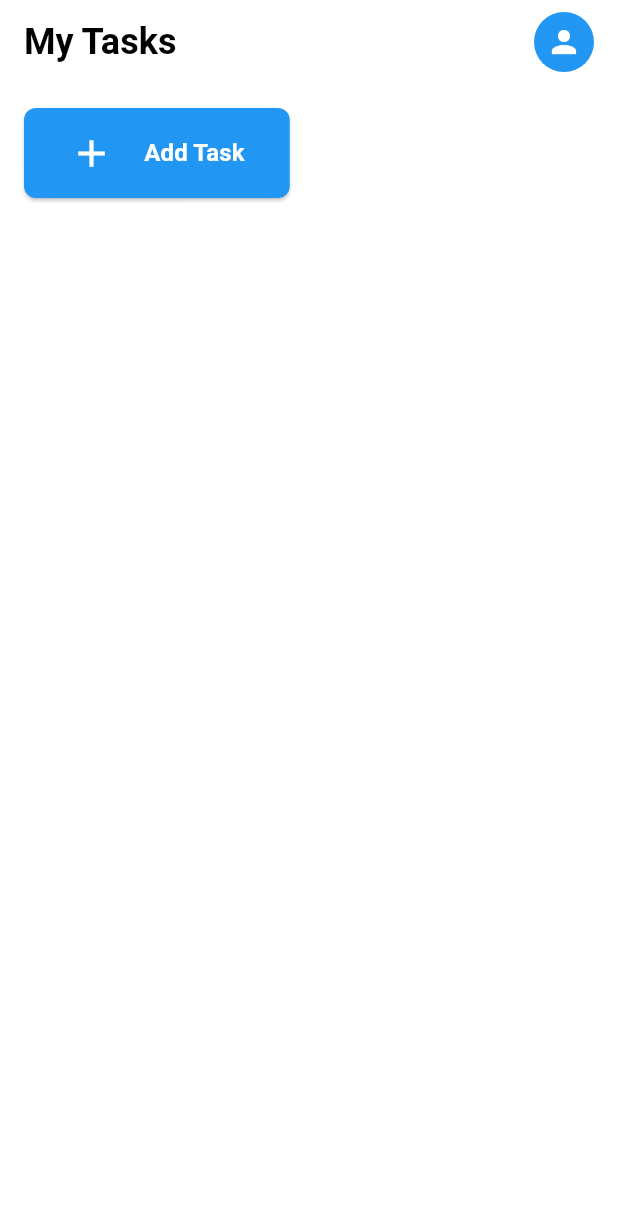
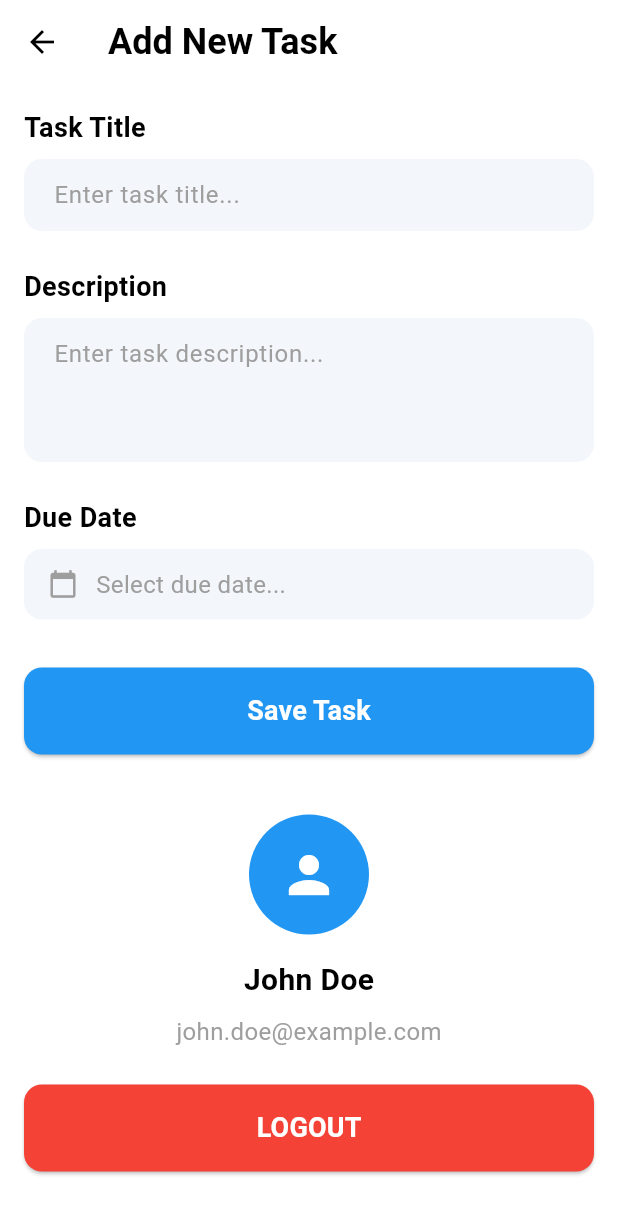
Before and after one commit to Shehab-adel/todo_app, a Flutter app: the TasksScreen screen opened by its route, after a tap on "Add Task", on a phone screen of 412 x 824 dp. Shown: the top 1214 px of the screen. Run offline on Flutter 3.47's test engine with Material 3 defaults, Android fonts, the phone set to English and light mode, and no system bars.

Commit message:
Add AddNewTaskScreen with complete form and user profile
- Created comprehensive task creation form with title, description, and date picker
- Added navigation from tasks screen to add new task screen
- Implemented user profile section with avatar, name, email, and logout button
- Added grey cursor styling for all text fields
- Made content scrollable to prevent UI overflow
- Updated app routes to include new screen

```diff
--- /dev/null
+++ b/lib/add_new_task_screen.dart
@@ -0,0 +1,262 @@
+import 'package:flutter/material.dart';
+
+class AddNewTaskScreen extends StatefulWidget {
+  const AddNewTaskScreen({Key? key}) : super(key: key);
+
+  @override
+  State<AddNewTaskScreen> createState() => _AddNewTaskScreenState();
+}
+
+class _AddNewTaskScreenState extends State<AddNewTaskScreen> {
+  final TextEditingController _taskController = TextEditingController();
+  final TextEditingController _descriptionController = TextEditingController();
+  DateTime? _selectedDate;
+
+  @override
+  Widget build(BuildContext context) {
+    return Scaffold(
+      backgroundColor: Colors.white,
+      appBar: AppBar(
+        title: const Text(
+          'Add New Task',
+          style: TextStyle(
+            fontWeight: FontWeight.bold,
+            color: Colors.black,
+            fontSize: 24,
+          ),
+        ),
+        backgroundColor: Colors.white,
+        elevation: 0,
+        leading: IconButton(
+          icon: const Icon(
+            Icons.arrow_back,
+            color: Colors.black,
+          ),
+          onPressed: () {
+            Navigator.pop(context);
+          },
+        ),
+      ),
+      body: SingleChildScrollView(
+        padding: const EdgeInsets.all(16.0),
+        child: Column(
+          crossAxisAlignment: CrossAxisAlignment.start,
+          children: [
+            const Text(
+              'Task Title',
+              style: TextStyle(
+                fontSize: 18,
+                fontWeight: FontWeight.bold,
+                color: Colors.black,
+              ),
+            ),
+            const SizedBox(height: 8),
+            TextField(
+              controller: _taskController,
+              cursorColor: Colors.grey,
+              decoration: InputDecoration(
+                hintText: 'Enter task title...',
+                hintStyle: const TextStyle(color: Colors.grey),
+                filled: true,
+                fillColor: const Color(0xFFF3F6FA),
+                border: OutlineInputBorder(
+                  borderRadius: BorderRadius.circular(12),
+                  borderSide: BorderSide.none,
+                ),
+                contentPadding: const EdgeInsets.symmetric(
+                  horizontal: 16,
+                  vertical: 12,
+                ),
+              ),
+              style: const TextStyle(
+                color: Colors.black,
+                fontSize: 16,
+              ),
+            ),
+            const SizedBox(height: 24),
+            const Text(
+              'Description',
+              style: TextStyle(
+                fontSize: 18,
+                fontWeight: FontWeight.bold,
+                color: Colors.black,
+              ),
+            ),
+            const SizedBox(height: 8),
+            TextField(
+              controller: _descriptionController,
+              maxLines: 3,
+              cursorColor: Colors.grey,
+              decoration: InputDecoration(
+                hintText: 'Enter task description...',
+                hintStyle: const TextStyle(color: Colors.grey),
+                filled: true,
+                fillColor: const Color(0xFFF3F6FA),
+                border: OutlineInputBorder(
+                  borderRadius: BorderRadius.circular(12),
+                  borderSide: BorderSide.none,
+                ),
+                contentPadding: const EdgeInsets.symmetric(
+                  horizontal: 16,
+                  vertical: 12,
+                ),
+              ),
+              style: const TextStyle(
+                color: Colors.black,
+                fontSize: 16,
+              ),
+            ),
+            const SizedBox(height: 24),
+            const Text(
+              'Due Date',
+              style: TextStyle(
+                fontSize: 18,
+                fontWeight: FontWeight.bold,
+                color: Colors.black,
+              ),
+            ),
+            const SizedBox(height: 8),
+            GestureDetector(
+              onTap: () async {
+                final DateTime? picked = await showDatePicker(
+                  context: context,
+                  initialDate: DateTime.now(),
+                  firstDate: DateTime.now(),
+                  lastDate: DateTime.now().add(const Duration(days: 365)),
+                );
+                if (picked != null && picked != _selectedDate) {
+                  setState(() {
+                    _selectedDate = picked;
+                  });
+                }
+              },
+              child: Container(
+                width: double.infinity,
+                padding: const EdgeInsets.symmetric(
+                  horizontal: 16,
+                  vertical: 12,
+                ),
+                decoration: BoxDecoration(
+                  color: const Color(0xFFF3F6FA),
+                  borderRadius: BorderRadius.circular(12),
+                ),
+                child: Row(
+                  children: [
+                    const Icon(
+                      Icons.calendar_today,
+                      color: Colors.grey,
+                      size: 20,
+                    ),
+                    const SizedBox(width: 12),
+                    Text(
+                      _selectedDate == null
+                          ? 'Select due date...'
+                          : '${_selectedDate!.day}/${_selectedDate!.month}/${_selectedDate!.year}',
+                      style: TextStyle(
+                        color:
+                            _selectedDate == null ? Colors.grey : Colors.black,
+                        fontSize: 16,
+                      ),
+                    ),
+                  ],
+                ),
+              ),
+            ),
+            const SizedBox(height: 32),
+            SizedBox(
+              width: double.infinity,
+              child: ElevatedButton(
+                onPressed: () {
+                  if (_taskController.text.isNotEmpty) {
+                    // TODO: Save task logic here
+                    Navigator.pop(context);
+                  }
+                },
+                style: ElevatedButton.styleFrom(
+                  backgroundColor: Colors.blue,
+                  padding: const EdgeInsets.symmetric(vertical: 16),
+                  shape: RoundedRectangleBorder(
+                    borderRadius: BorderRadius.circular(12),
+                  ),
+                ),
+                child: const Text(
+                  'Save Task',
+                  style: TextStyle(
+                    color: Colors.white,
+                    fontSize: 18,
+                    fontWeight: FontWeight.bold,
+                  ),
+                ),
+              ),
+            ),
+            const SizedBox(height: 40),
+            Center(
+              child: Column(
+                children: [
+                  const CircleAvatar(
+                    radius: 40,
+                    backgroundColor: Colors.blue,
+                    child: Icon(
+                      Icons.person,
+                      color: Colors.white,
+                      size: 40,
+                    ),
+                  ),
+                  const SizedBox(height: 16),
+                  const Text(
+                    'John Doe',
+                    style: TextStyle(
+                      fontSize: 20,
+                      fontWeight: FontWeight.bold,
+                      color: Colors.black,
+                    ),
+                  ),
+                  const SizedBox(height: 8),
+                  const Text(
+                    'john.doe@example.com',
+                    style: TextStyle(
+                      fontSize: 16,
+                      color: Colors.grey,
+                    ),
+                  ),
+                  const SizedBox(height: 24),
+                  SizedBox(
+                    width: double.infinity,
+                    child: ElevatedButton(
+                      onPressed: () {
+                        // TODO: Implement logout functionality
+                        Navigator.pop(context);
+                      },
+                      style: ElevatedButton.styleFrom(
+                        backgroundColor: Colors.red,
+                        padding: const EdgeInsets.symmetric(vertical: 16),
+                        shape: RoundedRectangleBorder(
+                          borderRadius: BorderRadius.circular(12),
+                        ),
+                      ),
+                      child: const Text(
+                        'LOGOUT',
+                        style: TextStyle(
+                          color: Colors.white,
+                          fontSize: 18,
+                          fontWeight: FontWeight.bold,
+                        ),
+                      ),
+                    ),
+                  ),
+                ],
+              ),
+            ),
+          ],
+        ),
+      ),
+    );
+  }
+
+  @override
+  void dispose() {
+    _taskController.dispose();
+    _descriptionController.dispose();
+    super.dispose();
+  }
+}
--- a/lib/routes/app_routes.dart
+++ b/lib/routes/app_routes.dart
@@ -1,4 +1,5 @@
 import 'package:flutter/material.dart';
+import 'package:todo_app/add_new_task_screen.dart';
 import 'package:todo_app/login_screen.dart';
 import 'package:todo_app/signup_screen.dart';
 import 'package:todo_app/splash_screen.dart';
@@ -9,11 +10,13 @@ class AppRoutes {
   static const String loginScreen = '/login';
   static const String signupScreen = '/signup';
   static const String tasksScreen = '/tasks';
+  static const String addNewTaskScreen = '/add-new-task';
 
   static Map<String, WidgetBuilder> routes = {
     splashScreen: (context) => const SplashScreen(),
     loginScreen: (context) => const LoginScreen(),
     signupScreen: (context) => const SignupScreen(),
     tasksScreen: (context) => const TasksScreen(),
+    addNewTaskScreen: (context) => const AddNewTaskScreen(),
   };
 }
--- a/lib/tasks_screen.dart
+++ b/lib/tasks_screen.dart
@@ -1,4 +1,5 @@
 import "package:flutter/material.dart";
+import 'package:todo_app/routes/app_routes.dart';
 
 class TasksScreen extends StatefulWidget {
   const TasksScreen({Key? key}) : super(key: key);
@@ -48,7 +49,7 @@ class _TasksScreenState extends State<TasksScreen> {
               width: MediaQuery.of(context).size.width * 0.43,
               child: ElevatedButton(
                 onPressed: () {
-                  // Add task functionality
+                  Navigator.pushNamed(context, AppRoutes.addNewTaskScreen);
                 },
                 style: ElevatedButton.styleFrom(
                   backgroundColor: Colors.blue,
```
